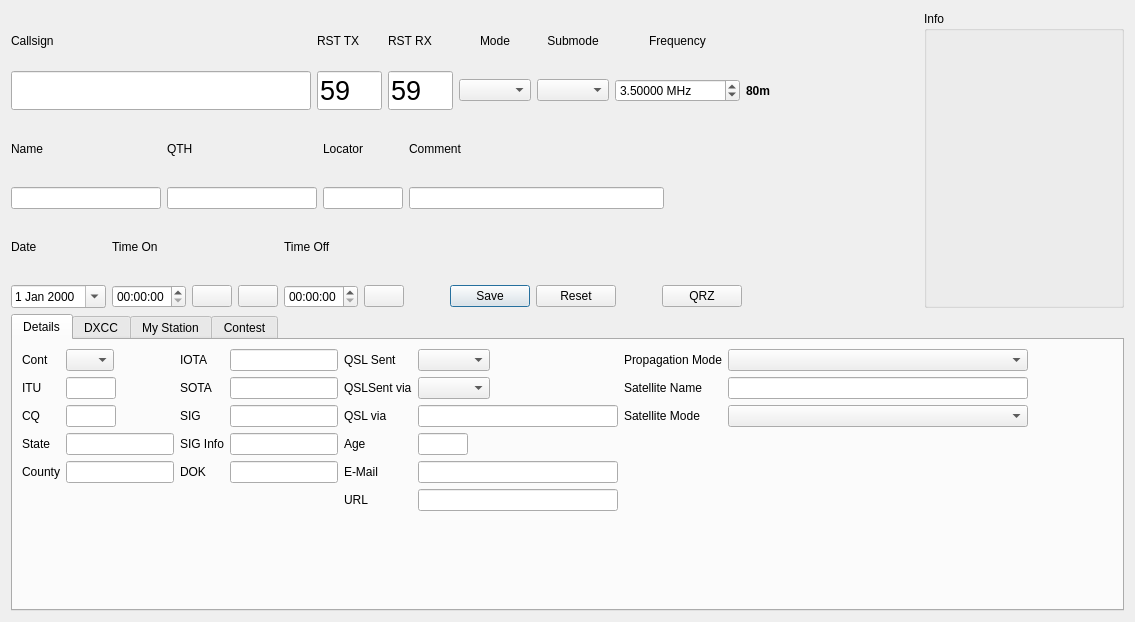
First picture: the form in ui/NewContactWidget.ui, repository k5mcd/QLog, before the edit.
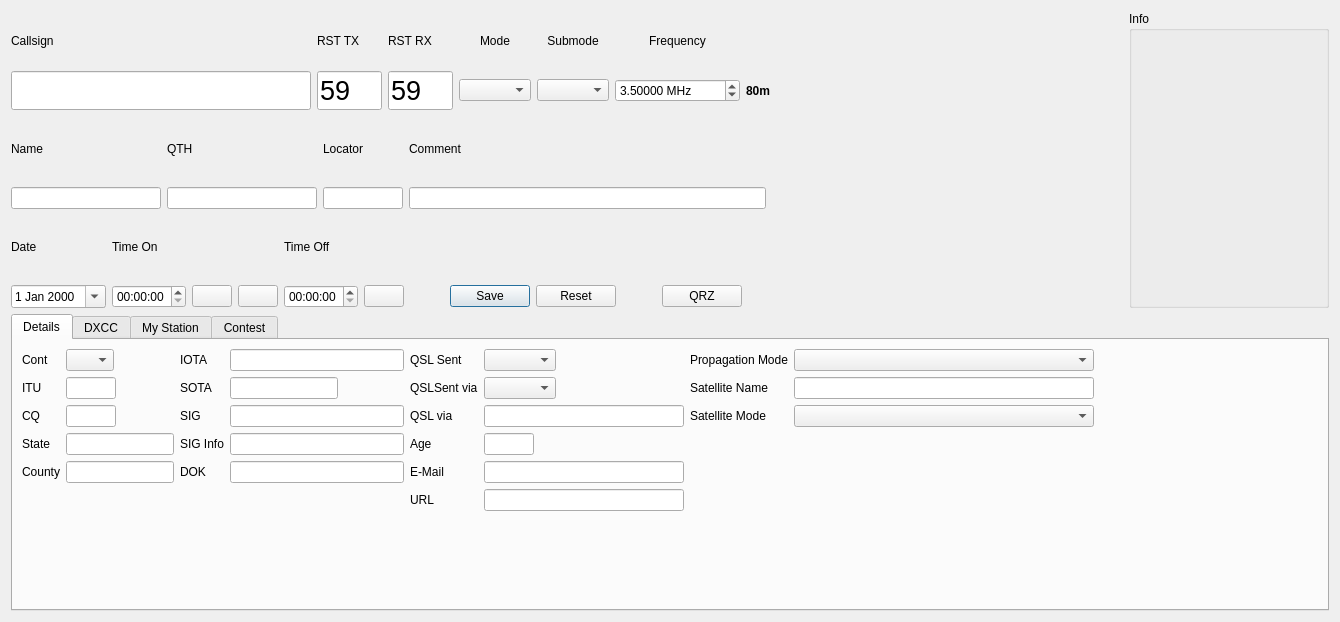
Second picture: the form after the edit. Icons and pictures are not drawn. Custom widgets are drawn as their Qt base class.

Commit message: NewContact: Fixed focus policy for new fields

Patch:
```diff
--- a/ui/NewContactWidget.ui
+++ b/ui/NewContactWidget.ui
@@ -6,7 +6,7 @@
    <rect>
     <x>0</x>
     <y>0</y>
-    <width>1135</width>
+    <width>1340</width>
     <height>622</height>
    </rect>
   </property>
```
Left out of the diff: 18 changed lines with no effect on the pictures.
